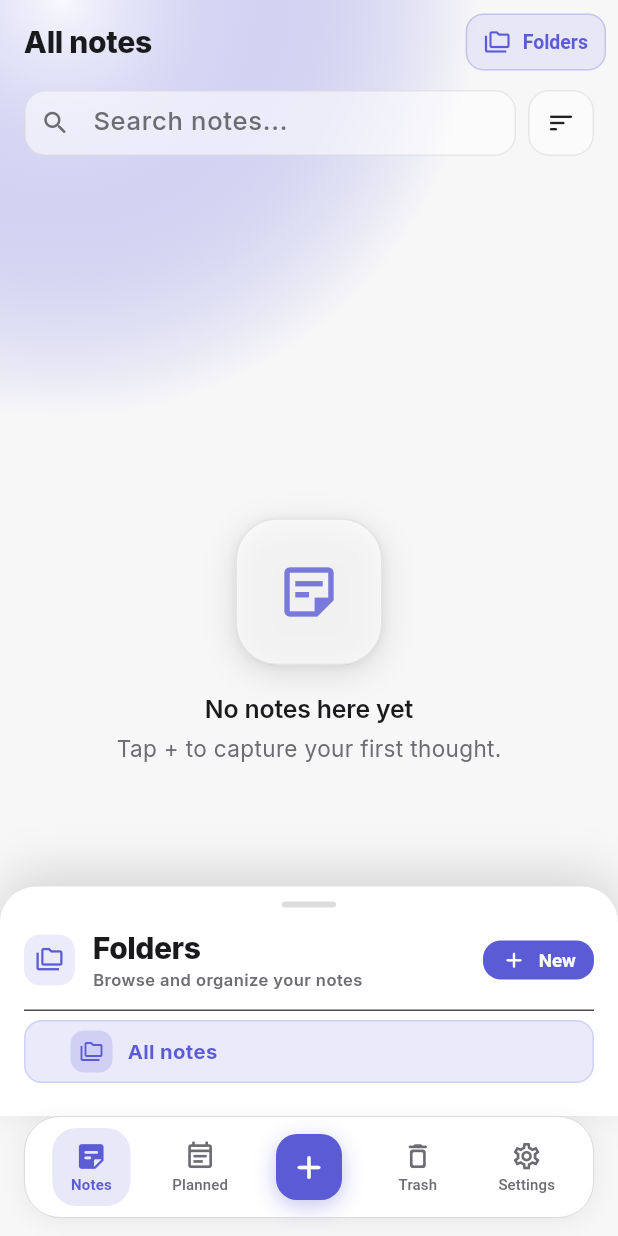
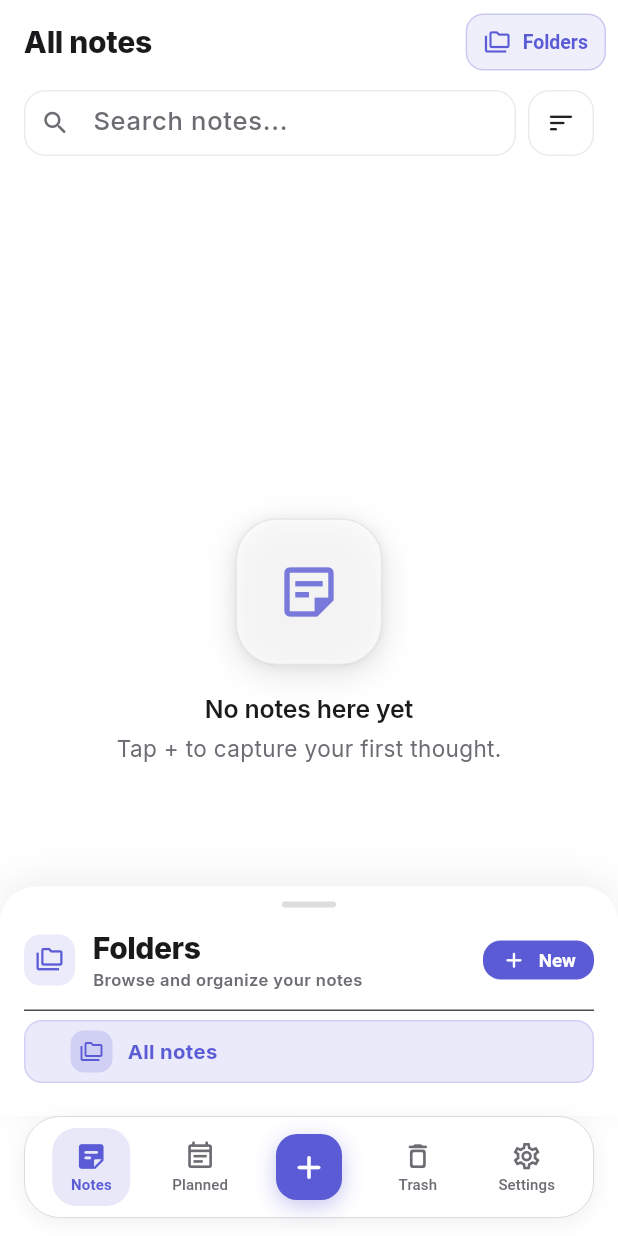
Before and after one commit to itzmekyleee/strata, a Flutter app: the screen it shows after launch, after a tap on "Folders", on a phone screen of 412 x 824 dp. Run offline on Flutter 3.47's test engine with Material 3 defaults, Android fonts, the phone set to English and light mode, and no system bars; drawn by our look-alikes of flutter_animate; our stand-ins replace file_picker, flutter_local_notifications, flutter_riverpod, flutter_timezone, go_router, isar_community and 6 more; missing offline and left inert: bonsoir, flutter_quill, receive_sharing_intent; accounts and stored records are empty; generated files the repository leaves out were written again; statements that could not run were skipped.

Commit message:
Remove purple glow and gray slab behind mobile navigation

```diff
--- a/lib/features/home/home_screen.dart
+++ b/lib/features/home/home_screen.dart
@@ -799,9 +799,9 @@ class _HomeScreenState extends ConsumerState<HomeScreen> {
                       ),
                       boxShadow: [
                         BoxShadow(
-                          color: Colors.black.withValues(alpha: .14),
-                          blurRadius: 28,
-                          offset: const Offset(0, -8),
+                          color: Colors.black.withValues(alpha: .06),
+                          blurRadius: 20,
+                          offset: const Offset(0, -6),
                         ),
                       ],
                     ),
--- a/lib/features/shell/app_shell.dart
+++ b/lib/features/shell/app_shell.dart
@@ -82,19 +82,7 @@ class _ScaffoldBase extends StatelessWidget {
           children: [
             ?side,
             Expanded(
-              child: DecoratedBox(
-                decoration: BoxDecoration(
-                  gradient: RadialGradient(
-                    center: side == null
-                        ? const Alignment(-.8, -1)
-                        : const Alignment(-.2, -1.1),
-                    radius: 1.35,
-                    colors: [StrataPalette.glow, StrataPalette.surface],
-                    stops: const [0, .5],
-                  ),
-                ),
               child: _SectionTransition(index: index, child: child),
-              ),
             ),
           ],
         ),
@@ -811,16 +799,7 @@ class _TabletLandscapeShellState extends ConsumerState<_TabletLandscapeShell> {
 
     return GlobalShortcuts(
       child: Scaffold(
-        body: DecoratedBox(
-          decoration: BoxDecoration(
-            gradient: RadialGradient(
-              center: const Alignment(-.2, -1.1),
-              radius: 1.35,
-              colors: [StrataPalette.glow, StrataPalette.background],
-              stops: const [0, .5],
-            ),
-          ),
-          child: Row(
+        body: Row(
           children: [
             if (!_editorExpanded) ...[
               Expanded(flex: 22, child: _LeftNavPane(shell: shell)),
@@ -860,9 +839,7 @@ class _TabletLandscapeShellState extends ConsumerState<_TabletLandscapeShell> {
                         right: 12,
                         child: SafeArea(
                           child: Material(
-                              color: StrataPalette.surface.withValues(
-                                alpha: .85,
-                              ),
+                            color: StrataPalette.surface.withValues(alpha: .85),
                             borderRadius: BorderRadius.circular(10),
                             child: InkWell(
                               borderRadius: BorderRadius.circular(10),
@@ -888,7 +865,6 @@ class _TabletLandscapeShellState extends ConsumerState<_TabletLandscapeShell> {
               ),
             ],
           ],
-          ),
         ),
       ),
     );
```
Lines whose indentation alone changed are shown as unchanged.
